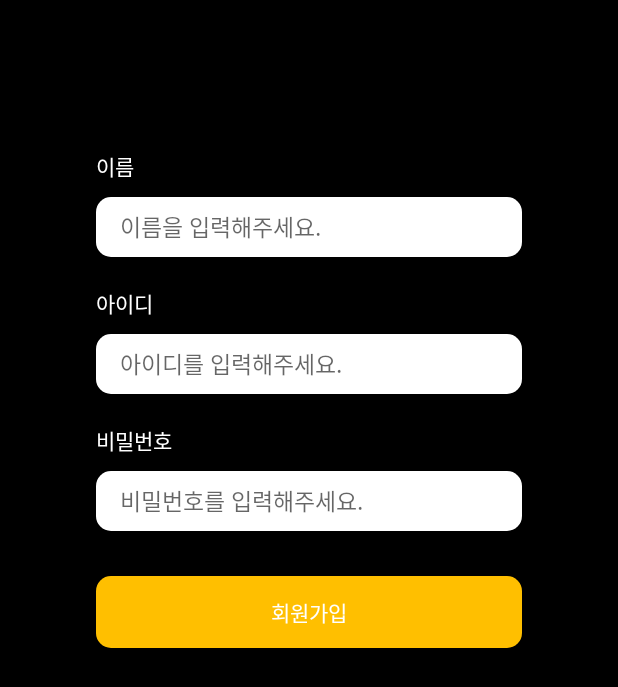
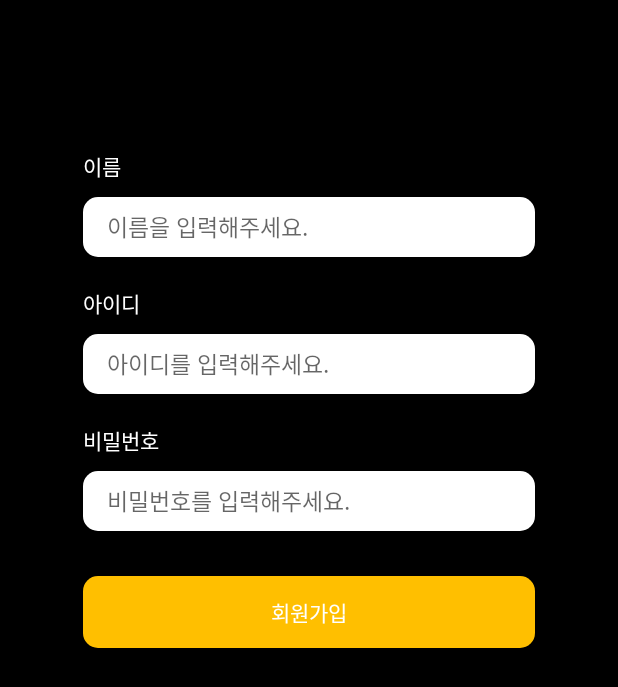
Before and after one commit to kimdahyee/sopt_27th-seminar, an Android app: the SignUpActivity screen opened directly, with no data from a screen before it, on a phone screen of 412 x 824 dp. Shown: the top 687 px of the screen. Run offline under Robolectric (Android 15) with nearby library versions, the phone set to English and light mode, and no system bars.

Commit message:
[Feat] 6차 세미나 필수과제 완료

```diff
--- a/android_assignment/app/src/main/java/com/example/android_assignment/activity/LoginActivity.kt
+++ b/android_assignment/app/src/main/java/com/example/android_assignment/activity/LoginActivity.kt
@@ -67,8 +67,8 @@ class LoginActivity : AppCompatActivity() {
         soptServiceImpl.service
             .signin(
                 SignInRequest(
-                    email = et_id_login.toString(),
-                    password = et_password_login.toString()
+                    email = et_id_login.text.toString(),
+                    password = et_password_login.text.toString()
                 )
             ).enqueue(object : Callback<SignInResponse> {
 
@@ -84,7 +84,7 @@ class LoginActivity : AppCompatActivity() {
                     response.takeIf { it.isSuccessful }
                         ?.body()
                         ?.let {
-                            Toast.makeText(this@LoginActivity, "로그인에 성공하였습니다.", Toast.LENGTH_SHORT).show()
+                            Toast.makeText(this@LoginActivity, "로그인 성공 !! 이제 들어가보자 :)", Toast.LENGTH_SHORT).show()
                             val intent = Intent(this@LoginActivity, MainActivity::class.java)
                             startActivity(intent)
                             finish()
--- a/android_assignment/app/src/main/java/com/example/android_assignment/fragment/GridFragment.kt
+++ b/android_assignment/app/src/main/java/com/example/android_assignment/fragment/GridFragment.kt
@@ -81,7 +81,7 @@ class GridFragment : Fragment() {
             add (
                 PortfolioData(
                     title = "지금은",
-                    subTitle = "학교에서 일하는 중",
+                    subTitle = "일하는 중",
                     date = "2020/07/03",
                     content = "이것은 부가설명입니다.")
             )
@@ -121,7 +121,7 @@ class GridFragment : Fragment() {
             add (
                 PortfolioData(
                     title = "지금은",
-                    subTitle = "학교에서 일하는 중",
+                    subTitle = "일하는 중",
                     date = "2020/07/03",
                     content = "이것은 부가설명입니다.")
             )
--- a/android_assignment/app/src/main/java/com/example/android_assignment/fragment/LinearFragment.kt
+++ b/android_assignment/app/src/main/java/com/example/android_assignment/fragment/LinearFragment.kt
@@ -81,7 +81,7 @@ class LinearFragment : Fragment() {
             add (
                 PortfolioData(
                     title = "지금은",
-                    subTitle = "학교에서 일하는 중",
+                    subTitle = "일하는 중",
                     date = "2020/07/03",
                     content = "이것은 부가설명입니다.")
             )
@@ -121,7 +121,7 @@ class LinearFragment : Fragment() {
             add (
                 PortfolioData(
                     title = "지금은",
-                    subTitle = "학교에서 일하는 중",
+                    subTitle = "일하는 중",
                     date = "2020/07/03",
                     content = "이것은 부가설명입니다.")
             )
--- a/android_assignment/app/src/main/res/layout/activity_sign_up.xml
+++ b/android_assignment/app/src/main/res/layout/activity_sign_up.xml
@@ -11,8 +11,8 @@
         android:id="@+id/tv_name"
         android:layout_width="58dp"
         android:layout_height="wrap_content"
-        android:layout_marginStart="64dp"
-        android:layout_marginLeft="64dp"
+        android:layout_marginStart="55dp"
+        android:layout_marginLeft="55dp"
         android:layout_marginTop="100dp"
         android:text="이름"
         android:textColor="@color/white"
@@ -24,14 +24,14 @@
         android:layout_width="0dp"
         android:layout_height="40dp"
         android:layout_marginTop="10dp"
-        android:layout_marginEnd="64dp"
-        android:layout_marginRight="64dp"
+        android:layout_marginEnd="55dp"
+        android:layout_marginRight="55dp"
+        android:background="@drawable/et_corner_radius"
+        android:backgroundTint="@color/white"
         android:ems="10"
+        android:hint="    이름을 입력해주세요."
         android:inputType="textPersonName"
-        android:hint="    이름을 입력해주세요."
         android:textSize="15dp"
-        android:backgroundTint="@color/white"
-        android:background="@drawable/et_corner_radius"
         app:layout_constraintEnd_toEndOf="parent"
         app:layout_constraintStart_toStartOf="@+id/tv_name"
         app:layout_constraintTop_toBottomOf="@+id/tv_name" />
```
Also changed, not shown: android_assignment/app/src/main/java/com/example/android_assignment/activity/SignUpActivity.kt (+4 -4 lines), android_assignment/app/src/main/res/layout/activity_login.xml (+7 -7 lines), android_assignment/app/src/main/res/layout/item_portfolio_grid.xml (+3 -5 lines).
